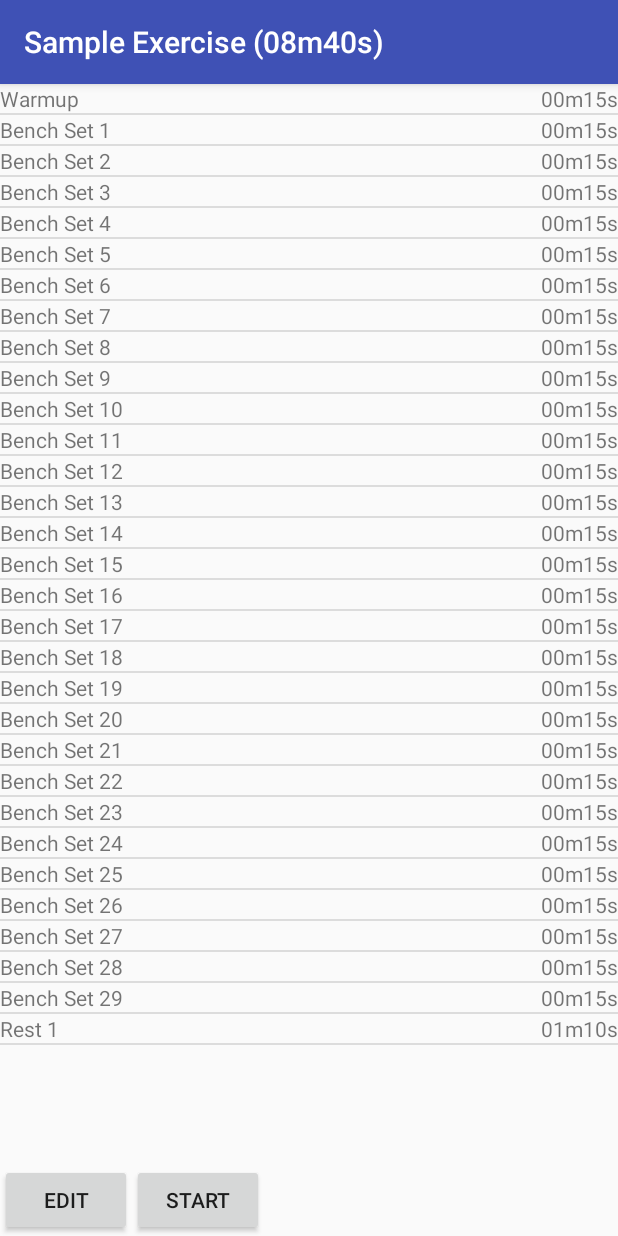
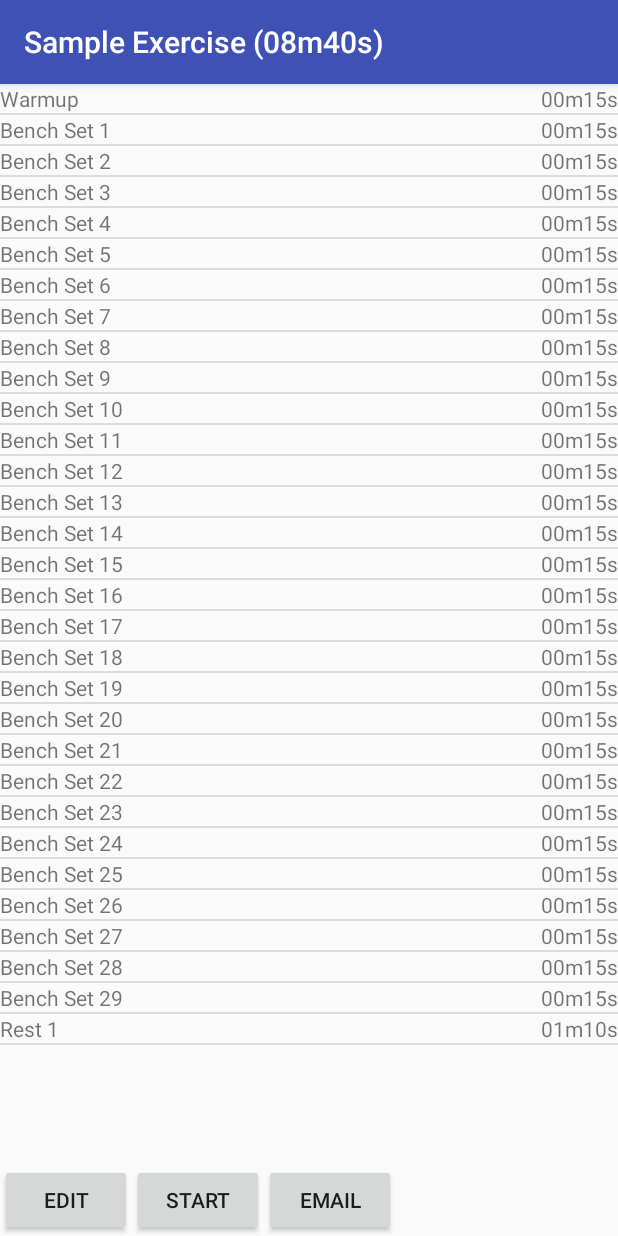
Before and after one commit to jdupont/android-workout-timer, an Android app: the screen it shows after launch (ExerciseActivity), after a tap on "Sample Exercise", on a phone screen of 412 x 824 dp. Run offline under Robolectric (Android 15) with nearby library versions, the phone set to English and light mode, and no system bars.

Commit message:
Creating and opening email in email app. Next step is email attachment

```diff
--- a/app/src/main/java/com/budgebars/rotelle/files/ExerciseFile.java
+++ b/app/src/main/java/com/budgebars/rotelle/files/ExerciseFile.java
@@ -1,8 +1,11 @@
 package com.budgebars.rotelle.files;
+
+import android.net.Uri;
 
 import com.budgebars.rotelle.workouts.Exercise;
 
 import java.io.File;
+import java.io.Serializable;
 import java.util.ArrayList;
 import java.util.List;
 
@@ -10,7 +13,7 @@ import java.util.List;
  * Created by Jules on 10/17/2017.
  */
 
-public class ExerciseFile {
+public class ExerciseFile implements Serializable {
 
     public static final String EXERCISE_FILE_EXTENSION = ".exercise";
 
@@ -60,6 +63,11 @@ public class ExerciseFile {
         }
     }
 
+    public Uri uri()
+    {
+        return Uri.fromFile(this.source);
+    }
+
     public static List<ExerciseFile> fromFiles(final File[] files)
     {
         List<ExerciseFile> parsed = new ArrayList<>();
--- a/app/src/main/java/com/budgebars/rotelle/gui/ExerciseActivity.java
+++ b/app/src/main/java/com/budgebars/rotelle/gui/ExerciseActivity.java
@@ -3,16 +3,21 @@ package com.budgebars.rotelle.gui;
 import android.content.Intent;
 import android.os.Bundle;
 import android.support.v7.app.AppCompatActivity;
+import android.util.Log;
 import android.view.View;
 import android.widget.Button;
 import android.widget.ListView;
+import android.widget.Toast;
 
 import com.budgebars.rotelle.R;
+import com.budgebars.rotelle.files.ExerciseFile;
 import com.budgebars.rotelle.gui.adapters.IntervalAdapter;
 import com.budgebars.rotelle.workouts.Exercise;
 import com.budgebars.rotelle.workouts.editable.EditableExercise;
 
 public class ExerciseActivity extends AppCompatActivity {
+
+    private ExerciseFile exerciseFile;
 
     private Exercise exercise;
 
@@ -21,7 +26,8 @@ public class ExerciseActivity extends AppCompatActivity {
         super.onCreate(savedInstanceState);
         setContentView(R.layout.activity_exercise);
 
-        this.exercise = (Exercise) this.getIntent().getSerializableExtra(ExerciseListingActivity.EXERCISE_TO_RUN);
+        this.exerciseFile = (ExerciseFile) this.getIntent().getSerializableExtra(ExerciseListingActivity.EXERCISE_FILE);
+        this.exercise = this.exerciseFile.getExercise();
 
         this.setTitle(this.exercise.name()+ " (" + this.exercise.totalLength() + ")");
 
@@ -47,5 +53,34 @@ public class ExerciseActivity extends AppCompatActivity {
                 startActivity(intent);
             }
         });
+
+        Button emailExerciseButton = (Button) this.findViewById(R.id.EmailExerciseButton);
+        emailExerciseButton.setOnClickListener(new View.OnClickListener() {
+            @Override
+            public void onClick(View view) {
+                ExerciseActivity.this.startEmailIntent();
+            }
+        });
+    }
+
+    private void startEmailIntent()
+    {
+        Intent emailIntent = new Intent(Intent.ACTION_SEND);
+        emailIntent.setType("text/plain");
+        emailIntent.putExtra(Intent.EXTRA_SUBJECT, this.exercise.name());
+
+        // TODO -- ATTACHING EXERCISE FILE DOES NOT WORK -- FIX THIS.
+        emailIntent.putExtra(Intent.EXTRA_STREAM, this.exerciseFile.uri());
+
+        String title = "Email exercise file:";
+        Intent chooser = Intent.createChooser(emailIntent, title);
+
+        if (emailIntent.resolveActivity(getPackageManager()) != null) {
+            this.startActivity(chooser);
+        }
+        else
+        {
+            Toast.makeText(this, "No email app found.", Toast.LENGTH_SHORT);
+        }
     }
 }
--- a/app/src/main/java/com/budgebars/rotelle/gui/ExerciseListingActivity.java
+++ b/app/src/main/java/com/budgebars/rotelle/gui/ExerciseListingActivity.java
@@ -22,9 +22,11 @@ public class ExerciseListingActivity extends AppCompatActivity {
 
     public static final String TAG = "TestingTag";
 
-    public static final String EXERCISE_TO_RUN = "EXERCISE_EXTRA";
+    public static final String EXERCISE_FILE = "EXERCISE_FILE";
 
     public static final String EDITABLE_EXERCISE = "EDITABLE_EXTRA";
+
+    public static final String EXERCISE_TO_RUN = "EXERCISE_TO_RUN";
 
     private FileAdapter adapter;
 
@@ -55,7 +57,7 @@ public class ExerciseListingActivity extends AppCompatActivity {
                 ExerciseFile exerciseFile = (ExerciseFile) adapterView.getItemAtPosition(position);
 
                 Intent intent = new Intent(ExerciseListingActivity.this, ExerciseActivity.class);
-                intent.putExtra(ExerciseListingActivity.EXERCISE_TO_RUN, exerciseFile.getExercise());
+                intent.putExtra(ExerciseListingActivity.EXERCISE_FILE, exerciseFile);
                 startActivity(intent);
             }
         });
--- a/app/src/main/res/layout/activity_exercise.xml
+++ b/app/src/main/res/layout/activity_exercise.xml
@@ -30,6 +30,12 @@
             android:layout_height="match_parent"
             android:text="Start"/>
 
+        <Button
+            android:id="@+id/EmailExerciseButton"
+            android:layout_width="wrap_content"
+            android:layout_height="match_parent"
+            android:text="Email"/>
+
     </LinearLayout>
 
 </LinearLayout>
```
